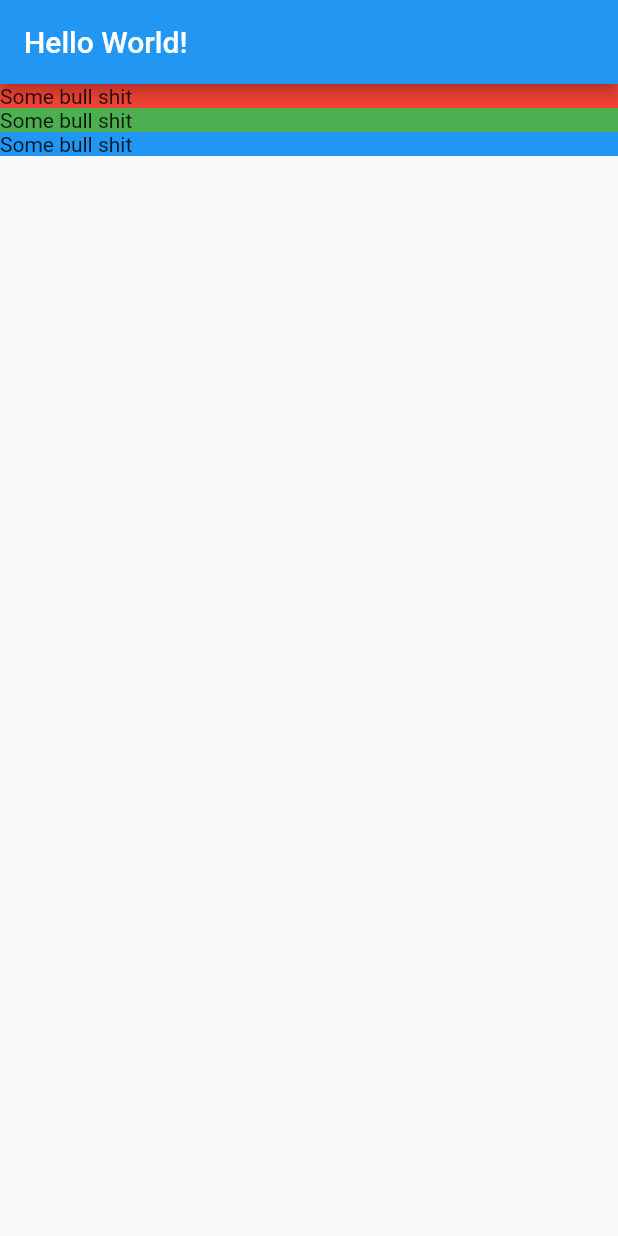
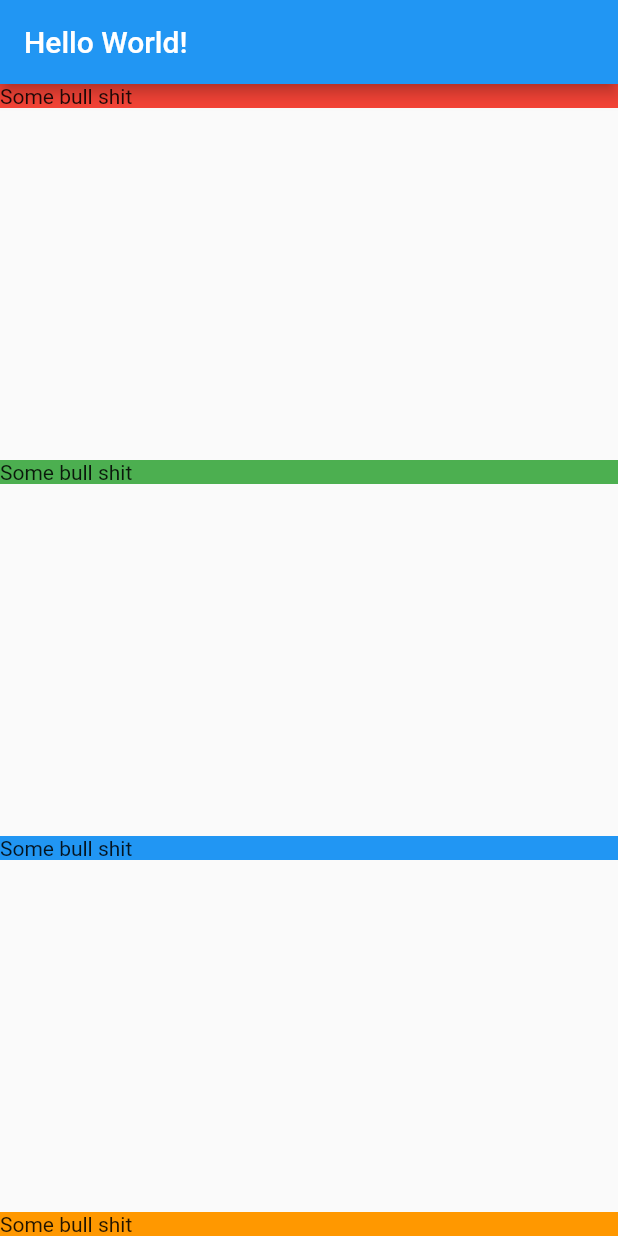
Before and after one commit to omarlamin01/tourism_and_co, a Flutter app: the screen it shows after launch, on a phone screen of 412 x 824 dp. Run offline on Flutter 3.47's test engine with Material 2 defaults, Android fonts, the phone set to English and light mode, and no system bars.

Commit message:
create a new component

```diff
--- a/lib/screens/location_detail/location_detail.dart
+++ b/lib/screens/location_detail/location_detail.dart
@@ -1,4 +1,5 @@
 import 'package:flutter/material.dart';
+import 'text_section.dart';
 
 class LocationDetail extends StatelessWidget {
   @override
@@ -8,29 +9,13 @@ class LocationDetail extends StatelessWidget {
         title: const Text('Hello World!'),
       ),
       body: Column(
-        mainAxisAlignment: MainAxisAlignment.start,
+        mainAxisAlignment: MainAxisAlignment.spaceBetween,
         crossAxisAlignment: CrossAxisAlignment.stretch,
         children: [
-          Container(
-            decoration: const BoxDecoration(
-              color: Colors.red,
-            ),
-            child: const Text('Some bull shit'),
-          ),
-
-          Container(
-            decoration: const BoxDecoration(
-              color: Colors.green,
-            ),
-            child: const Text('Some bull shit'),
-          ),
-
-          Container(
-            decoration: const BoxDecoration(
-              color: Colors.blue,
-            ),
-            child: const Text('Some bull shit'),
-          ),
+          TextSection(Colors.red),
+          TextSection(Colors.green),
+          TextSection(Colors.blue),
+          TextSection(Colors.orange),
         ],
       ),
     );
--- /dev/null
+++ b/lib/screens/location_detail/text_section.dart
@@ -0,0 +1,19 @@
+import 'package:flutter/material.dart';
+
+class TextSection extends StatelessWidget {
+
+  final Color _color;
+
+
+  const TextSection(this._color);
+
+  @override
+  Widget build(BuildContext context) {
+    return Container(
+      decoration: BoxDecoration(
+        color: _color,
+      ),
+      child: const Text('Some bull shit'),
+    );
+  }
+}
```
